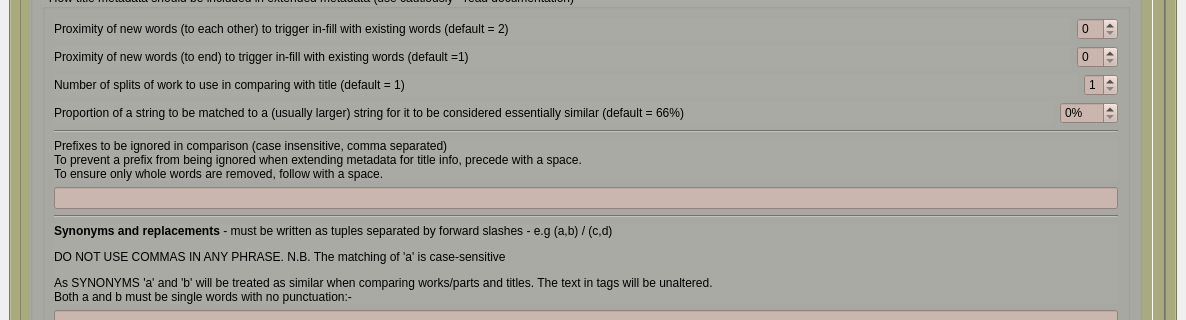
The window that plugins/classical_extras/options_classical_extras.ui (metabrainz/picard-plugins) describes before a commit, drawn with Qt 5; both pictures show x 0 to 1186 and y 328 to 648 of the 1186 by 927 pixel window.
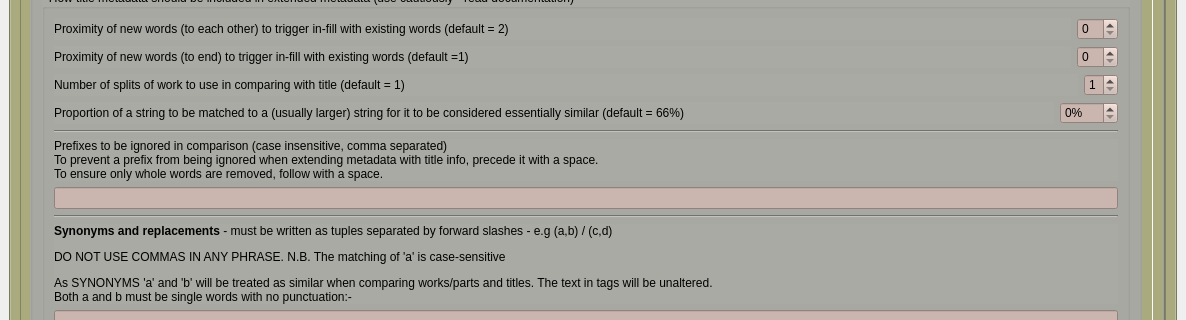
The same window after the commit. The open tabs and pages were chosen to show the change.

Diff of the .ui file:
```diff
--- a/plugins/classical_extras/options_classical_extras.ui
+++ b/plugins/classical_extras/options_classical_extras.ui
@@ -5300,7 +5300,7 @@
                  <item>
                   <widget class="QLabel" name="cwp_removewords_2">
                    <property name="text">
-                    <string>&lt;html&gt;&lt;head/&gt;&lt;body&gt;&lt;p&gt;Prefixes to be ignored in comparison (case insensitive, comma separated)&lt;br/&gt;To prevent a prefix from being ignored when extending metadata for title info, precede with a space. &lt;br/&gt;To ensure only whole words are removed, follow with a space.&lt;/p&gt;&lt;/body&gt;&lt;/html&gt;</string>
+                    <string>&lt;html&gt;&lt;head/&gt;&lt;body&gt;&lt;p&gt;Prefixes to be ignored in comparison (case insensitive, comma separated)&lt;br/&gt;To prevent a prefix from being ignored when extending metadata with title info, precede it with a space. &lt;br/&gt;To ensure only whole words are removed, follow with a space.&lt;/p&gt;&lt;/body&gt;&lt;/html&gt;</string>
                    </property>
                   </widget>
                  </item>
```
Left out of the diff: 4 changed lines with no effect on the pictures.
